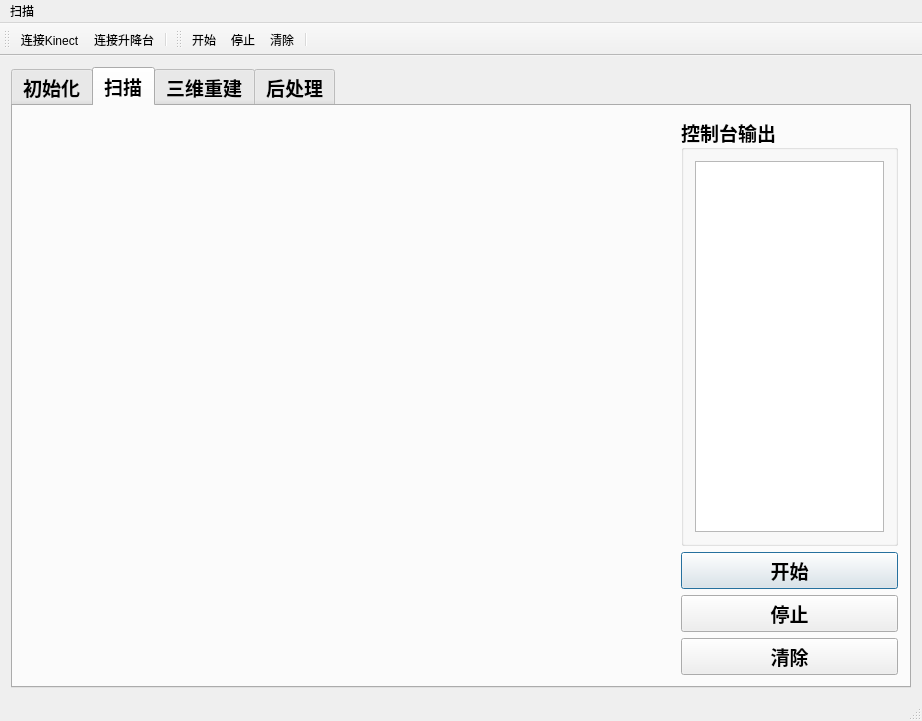
This is KFScanner/mainform.ui in hanxiaomax/fusionscanner as Qt 5 draws it before an edit. The edited form follows.
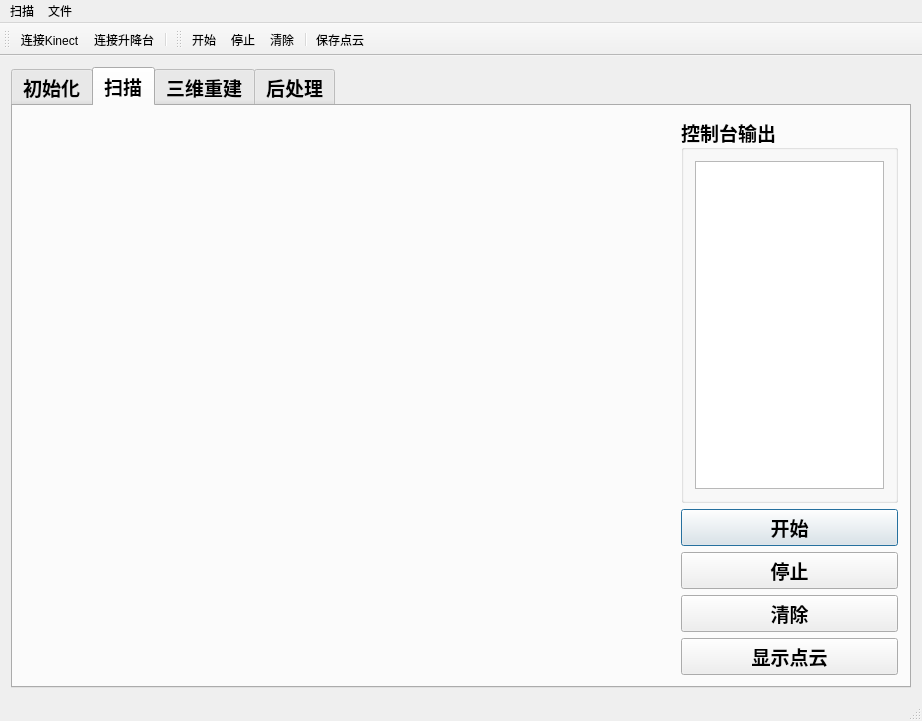
This is the edited form. The open tabs and pages were chosen to show the change. Icons and pictures are not drawn. Custom widgets are drawn as their Qt base class.

Commit message: 可以获取点云，可以延伸启动。

Diff of the .ui file:
```diff
--- a/KFScanner/mainform.ui
+++ b/KFScanner/mainform.ui
@@ -458,6 +458,13 @@
               </property>
              </widget>
             </item>
+            <item>
+             <widget class="QPushButton" name="showCloudBtn">
+              <property name="text">
+               <string>显示点云</string>
+              </property>
+             </widget>
+            </item>
            </layout>
           </item>
          </layout>
@@ -676,7 +683,14 @@
     <addaction name="ToolstopBtn"/>
     <addaction name="TooldeleteBtn"/>
    </widget>
+   <widget class="QMenu" name="menu">
+    <property name="title">
+     <string>文件</string>
+    </property>
+    <addaction name="actionSaveCloud"/>
+   </widget>
    <addaction name="menu_2"/>
+   <addaction name="menu"/>
   </widget>
   <widget class="QToolBar" name="mainToolBar">
    <property name="sizePolicy">
@@ -716,6 +730,7 @@
    <addaction name="ToolstopBtn"/>
    <addaction name="TooldeleteBtn"/>
    <addaction name="separator"/>
+   <addaction name="actionSaveCloud"/>
   </widget>
   <action name="connectKinect">
    <property name="checkable">
@@ -770,6 +785,11 @@
     <string>清除</string>
    </property>
   </action>
+  <action name="actionSaveCloud">
+   <property name="text">
+    <string>保存点云</string>
+   </property>
+  </action>
  </widget>
  <layoutdefault spacing="6" margin="11"/>
  <customwidgets>
```
Left out of the diff: 6 changed lines with no effect on the pictures. The commit also changes 9 other files.
